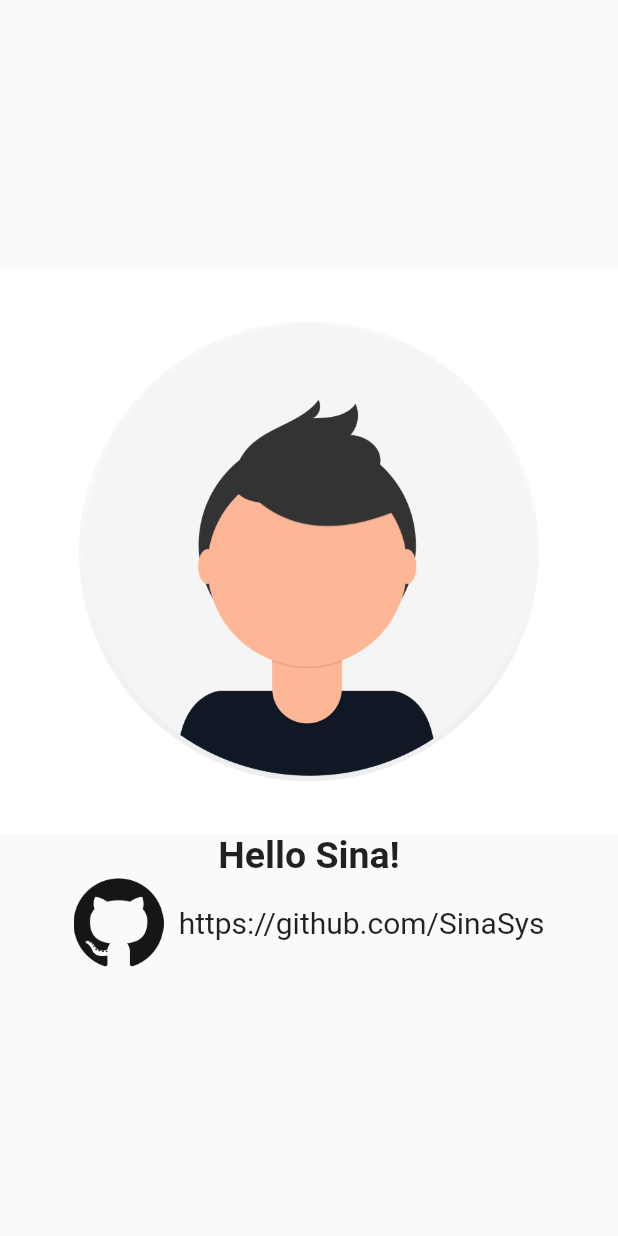
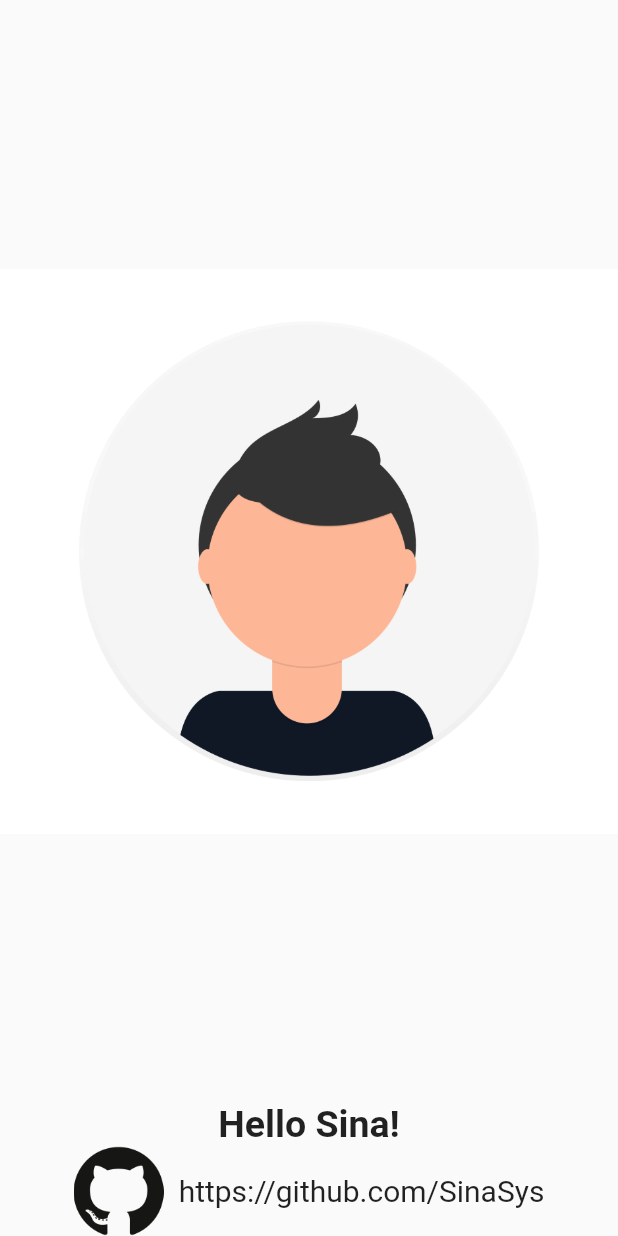
Before and after one commit to SinaSys/flutter_office_furniture_store_app, a Flutter app: the ProfileScreen screen opened directly, on a phone screen of 412 x 824 dp. Run offline on Flutter 3.47's test engine with Material 2 defaults, Android fonts, the phone set to English and light mode, and no system bars; our stand-ins replace flutter_rating_bar, font_awesome_flutter, get, simple_animations, smooth_page_indicator.

Commit message:
Fix bug : profile screen image overflow problem

```diff
--- a/lib/src/view/screen/profile_screen.dart
+++ b/lib/src/view/screen/profile_screen.dart
@@ -1,5 +1,5 @@
+import 'package:office_furniture_store/core/app_asset.dart';
 import 'package:flutter/material.dart';
-import 'package:office_furniture_store/core/app_asset.dart';
 
 class ProfileScreen extends StatelessWidget {
   const ProfileScreen({Key? key}) : super(key: key);
@@ -10,7 +10,7 @@ class ProfileScreen extends StatelessWidget {
       body: Column(
         mainAxisAlignment: MainAxisAlignment.center,
         children: [
-          Image.asset(AppAsset.profilePic),
+          Expanded(child: Image.asset(AppAsset.profilePic)),
           const Text(
             "Hello Sina!",
             style: TextStyle(fontWeight: FontWeight.bold, fontSize: 25),
@@ -18,10 +18,7 @@ class ProfileScreen extends StatelessWidget {
           Row(
             mainAxisAlignment: MainAxisAlignment.center,
             children: [
-              Image.asset(
-                AppAsset.githubPic,
-                width: 60,
-              ),
+              Image.asset(AppAsset.githubPic, width: 60),
               const SizedBox(width: 10),
               const Text(
                 "https://github.com/SinaSys",
```
